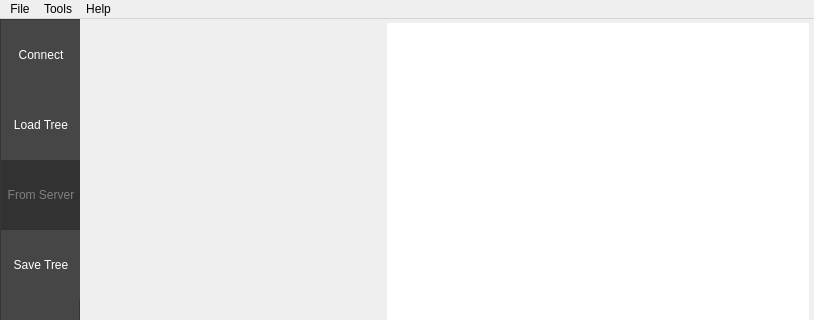
The window that bt_editor/mainwindow.ui (matijadizdar/Groot) describes before a commit, drawn with Qt 5; both pictures show x 0 to 814 and y 0 to 320 of the 814 by 788 pixel window.
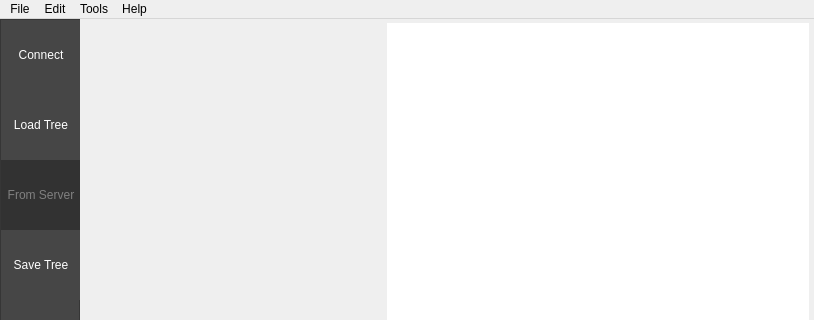
The same window after the commit. Icons and pictures are not drawn.

Commit message: added an "Edit" menu with undo/redo options and shortcuts

The edit to the form file:
```diff
--- a/bt_editor/mainwindow.ui
+++ b/bt_editor/mainwindow.ui
@@ -775,7 +775,7 @@
      <x>0</x>
      <y>0</y>
      <width>814</width>
-     <height>22</height>
+     <height>19</height>
     </rect>
    </property>
    <widget class="QMenu" name="menuLoad">
@@ -806,7 +806,15 @@
     <addaction name="actionReportIssue"/>
     <addaction name="actionAbout"/>
    </widget>
+   <widget class="QMenu" name="menuEdit">
+    <property name="title">
+     <string>Edit</string>
+    </property>
+    <addaction name="actionUndo"/>
+    <addaction name="actionRedo"/>
+   </widget>
    <addaction name="menuLoad"/>
+   <addaction name="menuEdit"/>
    <addaction name="menuMode"/>
    <addaction name="menuHelp"/>
   </widget>
```
Left out of the diff: 20 changed lines with no effect on the pictures. The commit also changes 2 other files.
